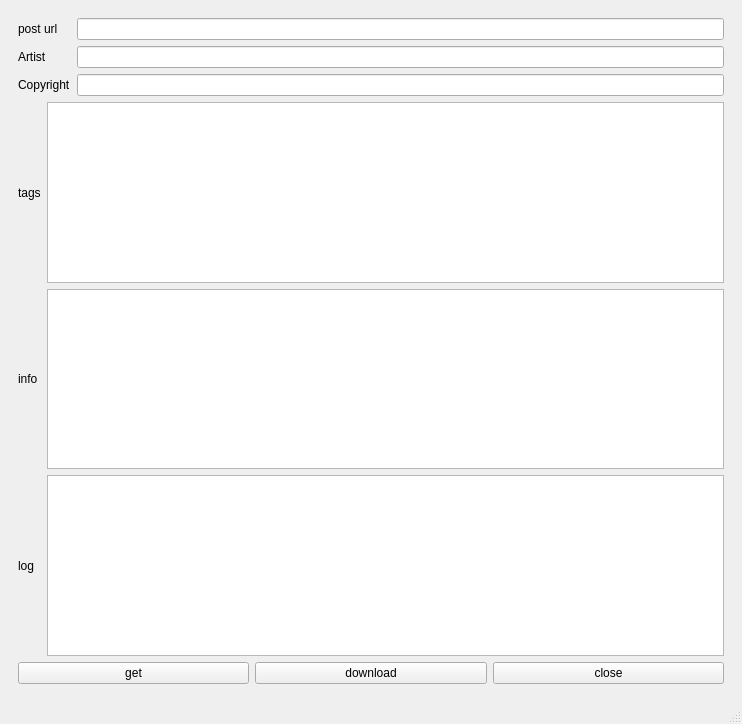
This is UI/danbooru_post.ui in lexiaoyao00/CrawlerPractice2 as Qt 5 draws it before an edit. The edited form follows.
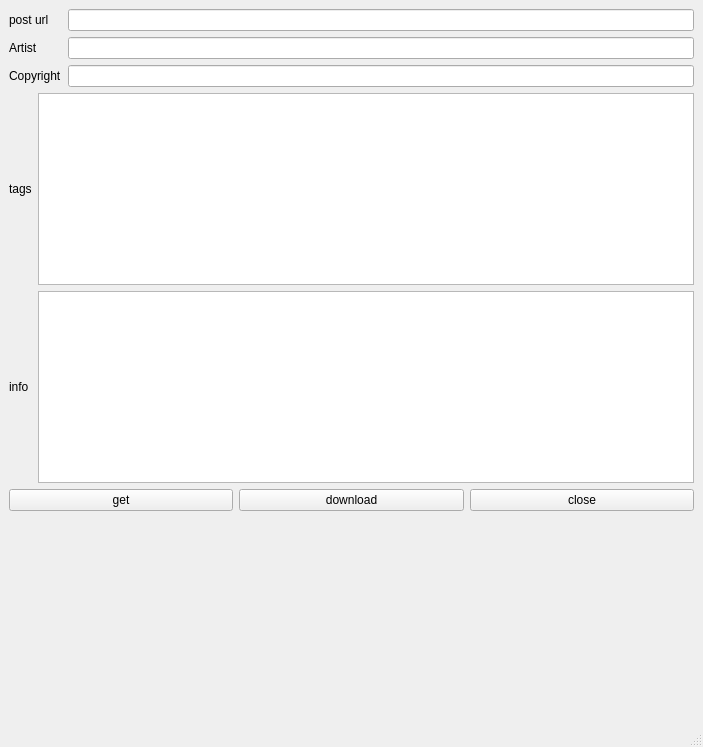
This is the edited form.

Commit message: danbooru 将日志输出控件移到mian界面，post界面添加图像预览

What changed in the file:
```diff
--- a/UI/danbooru_post.ui
+++ b/UI/danbooru_post.ui
@@ -6,19 +6,16 @@
    <rect>
     <x>0</x>
     <y>0</y>
-    <width>742</width>
-    <height>724</height>
+    <width>703</width>
+    <height>747</height>
    </rect>
   </property>
   <property name="windowTitle">
    <string>danbooru</string>
   </property>
   <widget class="QWidget" name="centralwidget">
-   <layout class="QGridLayout" name="gridLayout">
-    <item row="0" column="0">
-     <widget class="QWidget" name="widget_post" native="true">
-      <layout class="QGridLayout" name="gridLayout_4">
-       <item row="0" column="0">
+   <layout class="QVBoxLayout" name="verticalLayout">
+    <item>
         <layout class="QGridLayout" name="gridLayout_2">
          <item row="1" column="0">
           <widget class="QLabel" name="label_artist">
@@ -63,8 +60,8 @@
          </item>
         </layout>
        </item>
-       <item row="1" column="0">
-        <layout class="QGridLayout" name="gridLayout_3">
+    <item>
+     <layout class="QGridLayout" name="gridLayout">
          <item row="0" column="0">
           <widget class="QLabel" name="label_tags">
            <property name="text">
@@ -93,23 +90,9 @@
            </property>
           </widget>
          </item>
-         <item row="2" column="0">
-          <widget class="QLabel" name="label_log">
-           <property name="text">
-            <string>log</string>
-           </property>
-          </widget>
-         </item>
-         <item row="2" column="1">
-          <widget class="QTextEdit" name="TE_log">
-           <property name="readOnly">
-            <bool>true</bool>
-           </property>
-          </widget>
-         </item>
-        </layout>
-       </item>
-       <item row="2" column="0">
+     </layout>
+    </item>
+    <item>
         <layout class="QHBoxLayout" name="horizontalLayout">
          <item>
           <widget class="QPushButton" name="PB_getInfo">
@@ -134,7 +117,27 @@
          </item>
         </layout>
        </item>
-      </layout>
+    <item>
+     <spacer name="verticalSpacer">
+      <property name="orientation">
+       <enum>Qt::Vertical</enum>
+      </property>
+      <property name="sizeHint" stdset="0">
+       <size>
+        <width>20</width>
+        <height>40</height>
+       </size>
+      </property>
+     </spacer>
+    </item>
+    <item>
+     <widget class="QLabel" name="label_img_preview">
+      <property name="text">
+       <string/>
+      </property>
+      <property name="scaledContents">
+       <bool>false</bool>
+      </property>
      </widget>
     </item>
    </layout>
```
Left out of the diff: 21 changed lines with no effect on the pictures. Lines whose indentation alone changed are shown as unchanged. The commit also changes 7 other files.
